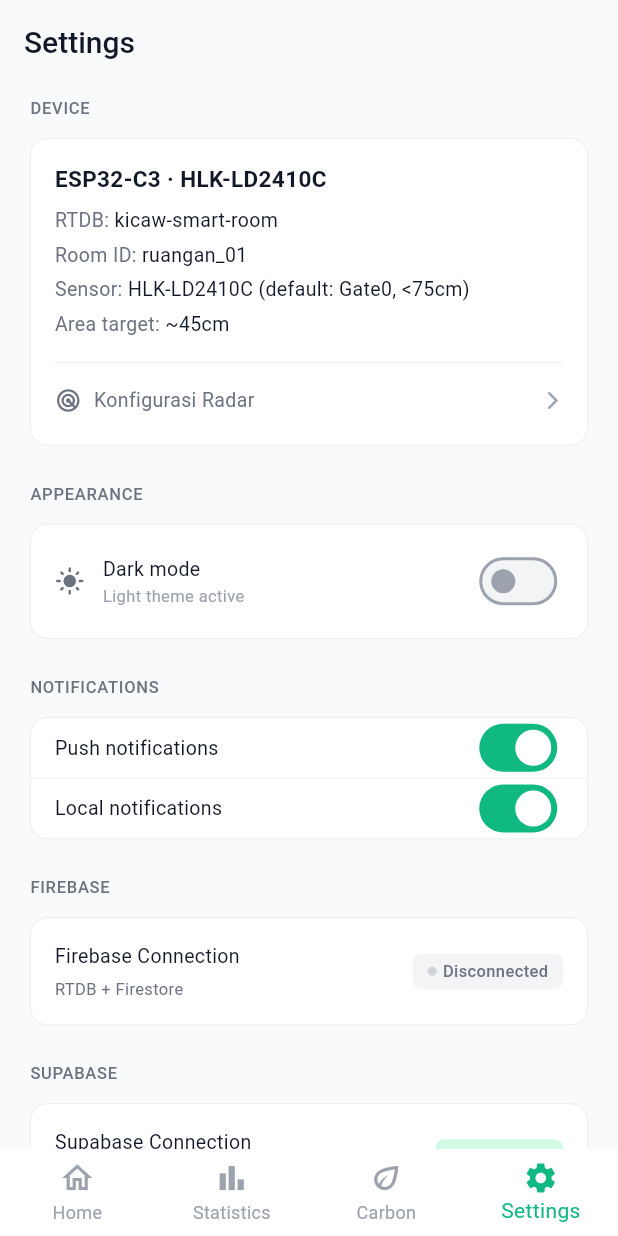
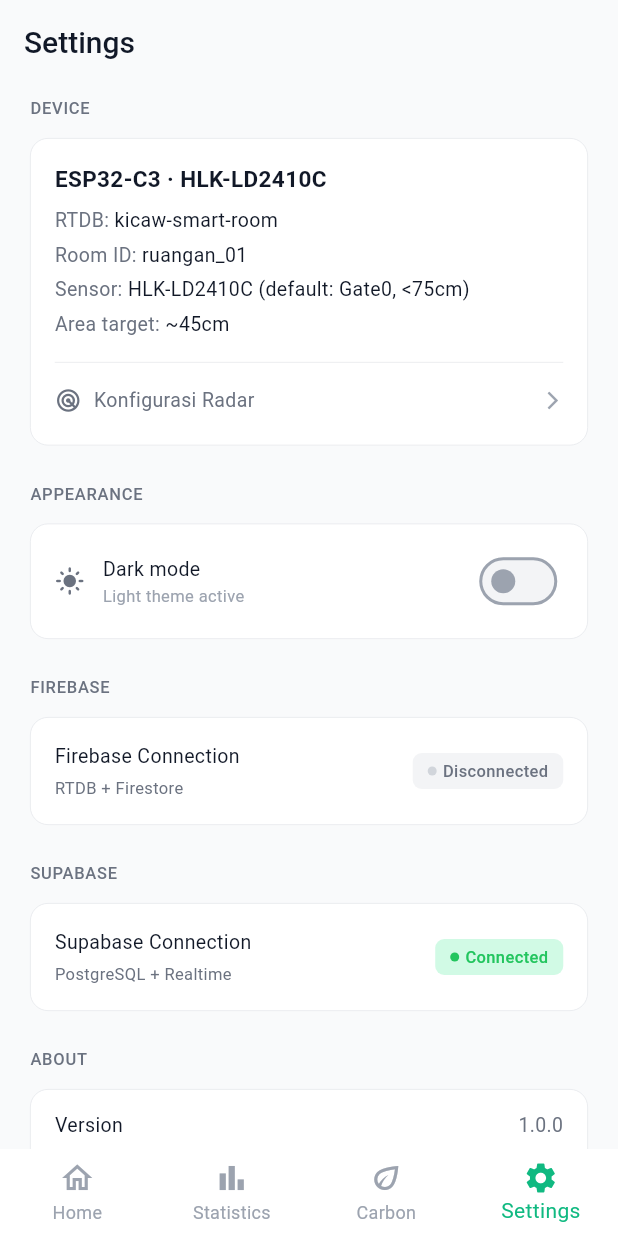
Before and after one commit to terra2n/Kicaw, a Flutter app: the screen it shows after launch, item 4 of the bottom bar chosen, on a phone screen of 412 x 824 dp. Run offline on Flutter 3.47's test engine with Material 3 defaults, Android fonts, the phone set to English and light mode, and no system bars; our stand-ins replace cloud_firestore, firebase_auth, firebase_core, firebase_database, fl_chart, flutter_dotenv and 3 more; accounts and stored records are empty; network calls fail.

Commit message:
refactor: remove notifications feature entirely
- Delete notification_section.dart and notification_service.dart
- Remove NOTIFICATIONS section from settings page
- Remove NotificationService from main.dart, app.dart, settings_page.dart
- Remove bell icon from home page appbar
- Remove firebase_messaging and flutter_local_notifications deps
- Fix widget_test.dart to match new App constructor

```diff
--- a/flutter_dashboard/lib/app.dart
+++ b/flutter_dashboard/lib/app.dart
@@ -5,14 +5,12 @@
 import 'pages/settings/settings_page.dart';
 import 'pages/settings/radar_config_page.dart';
 import 'services/settings_service.dart';
-import 'services/notification_service.dart';
 import 'theme/app_theme.dart';
 
 class App extends StatefulWidget {
   final SettingsService settingsService;
-  final NotificationService notificationService;
 
-  const App({super.key, required this.settingsService, required this.notificationService});
+  const App({super.key, required this.settingsService});
 
   @override
   State<App> createState() => _AppState();
@@ -42,7 +40,6 @@
       const CarbonPage(),
       SettingsPage(
         service: widget.settingsService,
-        notifService: widget.notificationService,
         onToggleTheme: _toggleTheme,
         isDark: _themeMode == ThemeMode.dark,
       ),
--- a/flutter_dashboard/lib/pages/settings/settings_page.dart
+++ b/flutter_dashboard/lib/pages/settings/settings_page.dart
@@ -1,9 +1,7 @@
 import 'package:flutter/material.dart';
 import '../../widgets/section_header.dart';
 import '../../services/settings_service.dart';
-import '../../services/notification_service.dart';
 import 'widgets/device_section.dart';
-import 'widgets/notification_section.dart';
 import 'widgets/firebase_section.dart';
 import 'widgets/supabase_section.dart';
 import 'widgets/about_section.dart';
@@ -11,14 +9,12 @@
 
 class SettingsPage extends StatelessWidget {
   final SettingsService service;
-  final NotificationService notifService;
   final VoidCallback onToggleTheme;
   final bool isDark;
 
   const SettingsPage({
     super.key,
     required this.service,
-    required this.notifService,
     required this.onToggleTheme,
     required this.isDark,
   });
@@ -40,9 +36,6 @@
               const SectionHeader(title: 'APPEARANCE'),
               ThemeSection(onToggle: onToggleTheme, isDark: isDark),
               const SizedBox(height: 24),
-              const SectionHeader(title: 'NOTIFICATIONS'),
-              NotificationSection(notifService: notifService),
-              const SizedBox(height: 24),
               const SectionHeader(title: 'FIREBASE'),
               const FirebaseSection(),
               const SizedBox(height: 24),
--- a/flutter_dashboard/lib/pages/settings/widgets/notification_section.dart
+++ /dev/null
@@ -1,68 +0,0 @@
-import 'package:flutter/material.dart';
-import '../../../theme/context_ext.dart';
-import '../../../services/notification_service.dart';
-
-class NotificationSection extends StatefulWidget {
-  final NotificationService notifService;
-
-  const NotificationSection({super.key, required this.notifService});
-
-  @override
-  State<NotificationSection> createState() => _NotificationSectionState();
-}
-
-class _NotificationSectionState extends State<NotificationSection> {
-  late bool _pushEnabled;
-  late bool _localEnabled;
-
-  @override
-  void initState() {
-    super.initState();
-    _pushEnabled = widget.notifService.pushEnabled;
-    _localEnabled = widget.notifService.localEnabled;
-  }
-
-  @override
-  Widget build(BuildContext context) {
-    return Container(
-      decoration: BoxDecoration(
-        color: context.surface,
-        borderRadius: BorderRadius.circular(12),
-        border: Border.all(color: context.border, width: 0.5),
-      ),
-      child: Column(
-        children: [
-          _tile('Push notifications', _pushEnabled, (v) async {
-            await widget.notifService.setPushEnabled(v);
-            setState(() => _pushEnabled = v);
-          }),
-          const Divider(height: 0.5),
-          _tile('Local notifications', _localEnabled, (v) async {
-            await widget.notifService.setLocalEnabled(v);
-            setState(() => _localEnabled = v);
-          }),
-        ],
-      ),
-    );
-  }
-
-  Widget _tile(String label, bool value, ValueChanged<bool> onChanged) {
-    return Padding(
-      padding: const EdgeInsets.symmetric(horizontal: 16, vertical: 6),
-      child: Row(
-        children: [
-          Text(label, style: TextStyle(fontSize: 13, color: context.textPrimary)),
-          const Spacer(),
-          SizedBox(
-            height: 28,
-              child: Switch.adaptive(
-              value: value,
-              activeTrackColor: context.primary,
-              onChanged: onChanged,
-            ),
-          ),
-        ],
-      ),
-    );
-  }
-}
--- a/flutter_dashboard/pubspec.yaml
+++ b/flutter_dashboard/pubspec.yaml
@@ -17,8 +17,6 @@
   shared_preferences: ^2.2.2
   intl: ^0.18.1
   firebase_auth: ^4.16.0
-  firebase_messaging: ^14.7.10
-  flutter_local_notifications: ^17.1.0
   # Supabase
   supabase_flutter: ^2.3.0
   # Environment variables
```
Also changed, not shown: flutter_dashboard/lib/main.dart (+1 -12 lines), flutter_dashboard/lib/pages/home/home_page.dart (+1 -6 lines), flutter_dashboard/lib/services/notification_service.dart (deleted, +0 -182 lines), flutter_dashboard/pubspec.lock, 2 other files.
